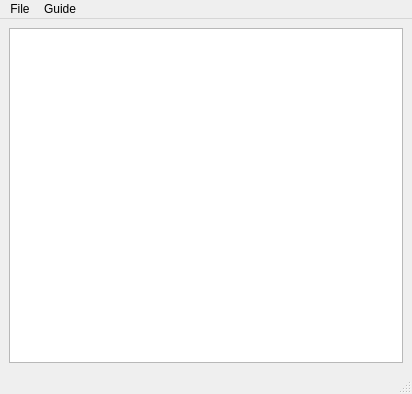
The window that scripts/mgear/shifter/guideTemplateExplorerUI.ui (mgear-dev/shifter) describes before a commit, drawn with Qt 5.
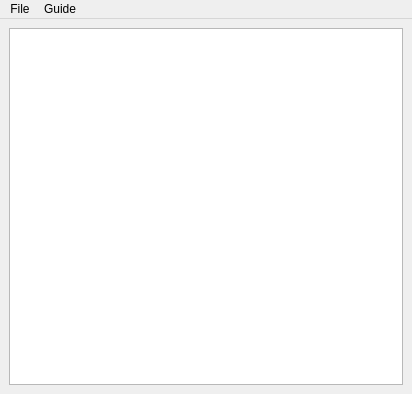
The same window after the commit.

Commit message: Remove status bar from guide template explorer

Patch:
```diff
--- a/scripts/mgear/shifter/guideTemplateExplorerUI.ui
+++ b/scripts/mgear/shifter/guideTemplateExplorerUI.ui
@@ -51,7 +51,6 @@
    <addaction name="menuFile"/>
    <addaction name="menuGuide"/>
   </widget>
-  <widget class="QStatusBar" name="statusbar"/>
   <action name="actionBuild">
    <property name="text">
     <string>Build</string>
```
The commit also changes 1 other file.
